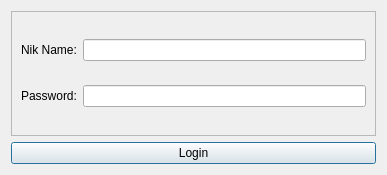
Old version of the form ui/qt_login.ui in the repository volodya-renderberg/lineyka.
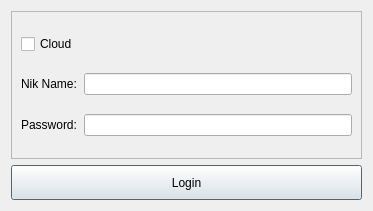
New version of the form.

```diff
--- a/ui/qt_login.ui
+++ b/ui/qt_login.ui
@@ -6,8 +6,8 @@
    <rect>
     <x>0</x>
     <y>0</y>
-    <width>387</width>
-    <height>175</height>
+    <width>373</width>
+    <height>211</height>
    </rect>
   </property>
   <property name="windowTitle">
@@ -23,17 +23,21 @@
       <enum>QFrame::Raised</enum>
      </property>
      <layout class="QGridLayout" name="gridLayout">
-      <item row="0" column="0">
+      <item row="2" column="1">
+       <widget class="QLineEdit" name="login_password_field">
+        <property name="echoMode">
+         <enum>QLineEdit::Password</enum>
+        </property>
+       </widget>
+      </item>
+      <item row="1" column="0">
        <widget class="QLabel" name="label">
         <property name="text">
          <string>Nik Name:</string>
         </property>
        </widget>
       </item>
-      <item row="0" column="1">
-       <widget class="QLineEdit" name="login_nik_name_field"/>
-      </item>
-      <item row="1" column="0">
+      <item row="2" column="0">
        <widget class="QLabel" name="label_2">
         <property name="text">
          <string>Password:</string>
@@ -41,9 +45,12 @@
        </widget>
       </item>
       <item row="1" column="1">
-       <widget class="QLineEdit" name="login_password_field">
-        <property name="echoMode">
-         <enum>QLineEdit::Password</enum>
+       <widget class="QLineEdit" name="login_nik_name_field"/>
+      </item>
+      <item row="0" column="0">
+       <widget class="QCheckBox" name="check_box">
+        <property name="text">
+         <string>Cloud</string>
         </property>
        </widget>
       </item>
@@ -52,6 +59,12 @@
    </item>
    <item>
     <widget class="QPushButton" name="login_button">
+     <property name="minimumSize">
+      <size>
+       <width>0</width>
+       <height>35</height>
+      </size>
+     </property>
      <property name="text">
       <string>Login</string>
      </property>
```
